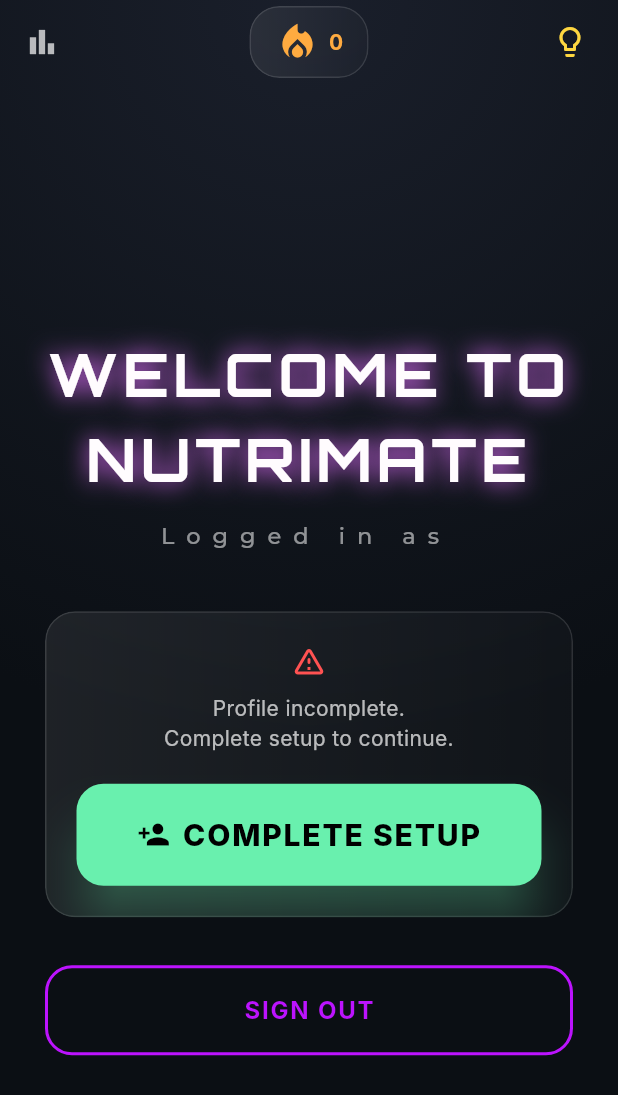
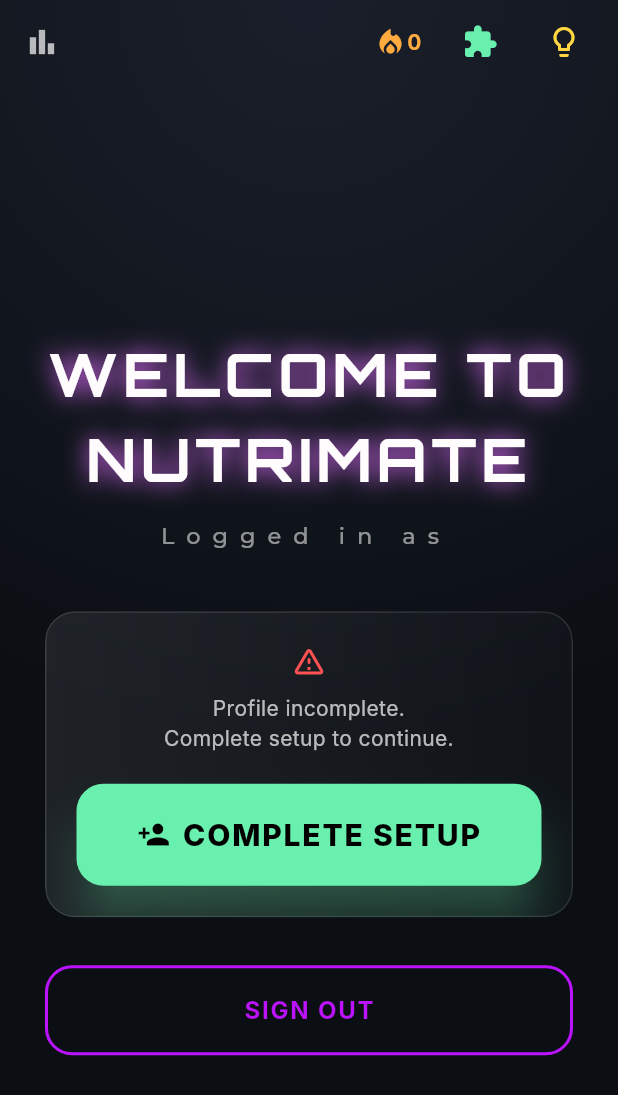
Before and after one commit to aryashi17/Nutrimate, a Flutter app: the screen it shows once a user with an empty profile is signed in, on a phone screen of 412 x 824 dp. Shown: the top 1095 px of the screen. Run offline on Flutter 3.47's test engine with Material 3 defaults, Android fonts, the light colour scheme and no system bars; our stand-ins replace cloud_firestore, firebase_auth, firebase_core, fl_chart, flutter_local_notifications, google_fonts and 1 more; accounts and stored records are empty; Roboto replaces fonts that are missing (Inter).

Commit message:
Moved Daily Puzzle to AppBar and cleaned up UI

```diff
--- a/lib/main.dart
+++ b/lib/main.dart
@@ -21,6 +21,9 @@ import 'features/reports/summary_screen.dart';
 import 'features/profile/profile_screen.dart';
 import 'package:google_fonts/google_fonts.dart';
 
+
+import 'package:flutter/material.dart';
+import 'package:nutrimate_app/features/crossword/crossword_screen.dart';
 void main() async {
   WidgetsFlutterBinding.ensureInitialized();
   await Firebase.initializeApp(
@@ -328,50 +331,50 @@ void _showTrivia(BuildContext context) {
       MaterialPageRoute(builder: (_) => const SummaryScreen()),
     ),
   ),
-  title: Stack(
-    alignment: Alignment.center,
-    children: [
+  title: null, // Removed the big GlassContainer from here
+  centerTitle: true,
+  actions: [
+    // 🔥 NEW COMPACT STREAK ICON
     StreamBuilder<int>(
       stream: streakService.streakStream,
       builder: (_, snapshot) {
         final streak = snapshot.data ?? 0;
-          return GlassContainer(
-            padding:
-                const EdgeInsets.symmetric(horizontal: 16, vertical: 8),
-            child: Row(
+        return Row(
           mainAxisSize: MainAxisSize.min,
           children: [
-                const Icon(
-                  Icons.local_fire_department,
-                  color: Colors.orangeAccent,
-                  size: 30,
-                ),
-                const SizedBox(width: 6),
-                Text(
-                  "$streak",
-                  style: const TextStyle(
-                    color: Colors.orangeAccent,
-                    fontWeight: FontWeight.bold,
-                    fontSize: 14,
-                  ),
-                ),
+            const Icon(Icons.local_fire_department, color: Colors.orangeAccent, size: 22),
+            Text("$streak", style: const TextStyle(color: Colors.orangeAccent, fontWeight: FontWeight.bold, fontSize: 14)),
           ],
-            ),
         );
       },
     ),
-    ],
+    const SizedBox(width: 15),// Spacing between Streak and Bulb
+
+
+    // 2. 🔥 ADD THIS: The Puzzle Icon
+    IconButton(
+      icon: const Icon(
+        Icons.extension_rounded, // Puzzle piece icon
+        color: Colors.greenAccent,
+        size: 24,
       ),
-  centerTitle: true, // 🔥 IMPORTANT
-  actions: [
+      onPressed: () => Navigator.push(
+        context,
+        MaterialPageRoute(builder: (_) => const CrosswordScreen()),
+      ),
+    ),
+    const SizedBox(width: 8),
+
+
     IconButton(
       icon: const Icon(
         Icons.lightbulb_outline,
         color: Colors.amberAccent,
+        size: 24,
       ),
       onPressed: () => _showTrivia(context),
     ),
-    const SizedBox(width: 8),
+    const SizedBox(width: 12), // Padding from the right edge
   ],
 ),
 
@@ -462,6 +465,11 @@ void _showTrivia(BuildContext context) {
                         ),
                       ),
                       const SizedBox(height: 20),
+
+
+
+
+
                       NeonButton(
                         label: "FUEL STATION",
                         icon: Icons.restaurant,
```
Also changed, not shown: lib/features/crossword/crossword_model.dart (added, +17 -0 lines), lib/features/crossword/crossword_screen.dart (added, +299 -0 lines). Lines whose indentation alone changed are shown as unchanged.
